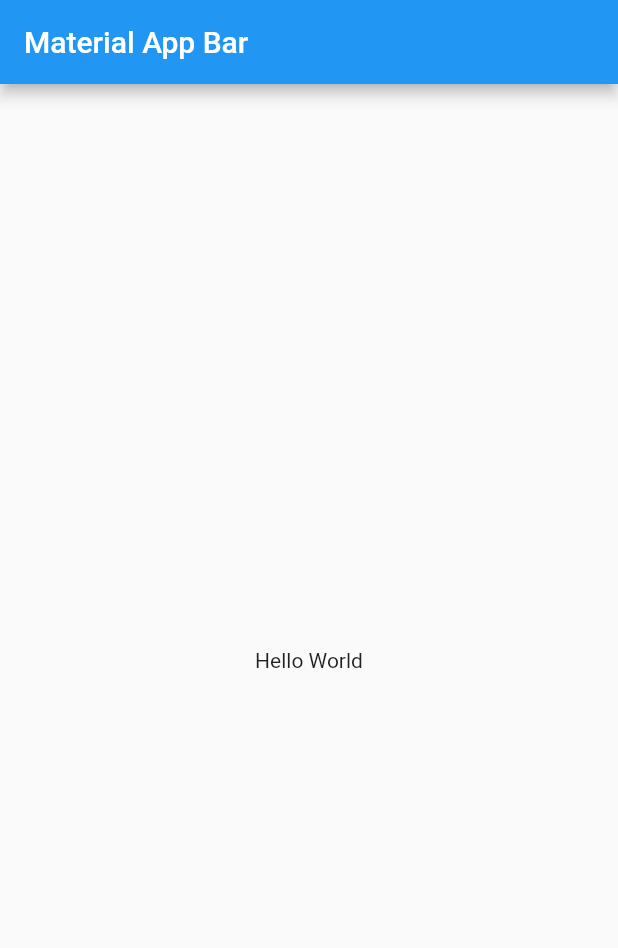
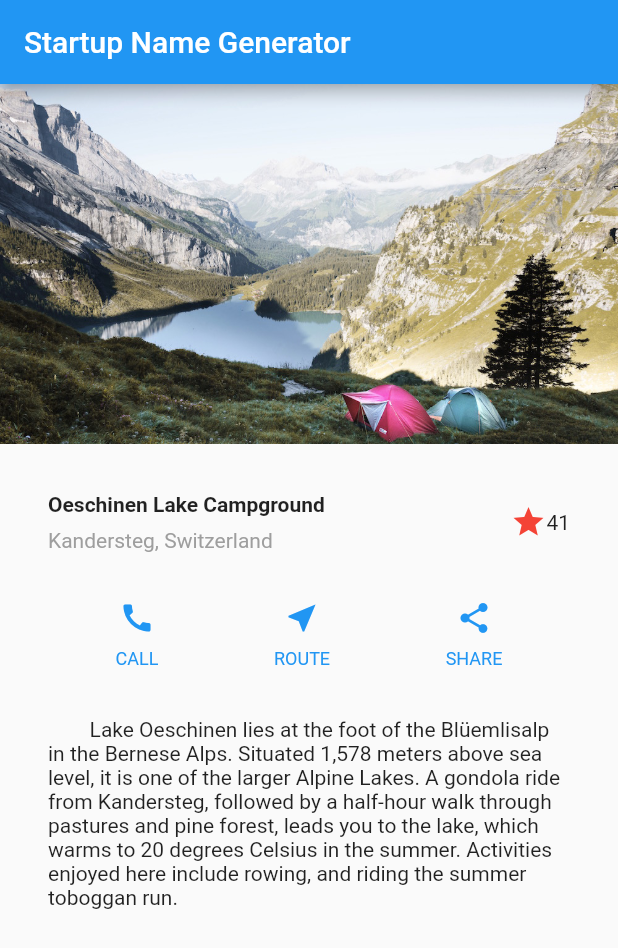
Before and after one commit to zhixingxi/flutter_layout, a Flutter app: the screen it shows after launch, on a phone screen of 412 x 824 dp. Shown: the top 948 px of the screen. Run offline on Flutter 3.47's test engine with Material 2 defaults, Android fonts, the phone set to English and light mode, and no system bars.

Commit message:
布局学习

```diff
--- a/lib/main.dart
+++ b/lib/main.dart
@@ -1,24 +1,132 @@
 
 
 import 'package:flutter/material.dart';
+import 'package:flutter/rendering.dart';
 
-void main() => runApp(MyApp());
+void main() {
+  debugPaintSizeEnabled = false;
+  runApp(MyApp());
+}
 
 class MyApp extends StatelessWidget {
   @override
   Widget build(BuildContext context) {
-    return MaterialApp(
-      title: 'Material App',
-      home: Scaffold(
-        appBar: AppBar(
-          title: Text('Material App Bar'),
+
+    return new MaterialApp(
+      title: 'Hello Flutter',
+      theme: new ThemeData(
+        primarySwatch: Colors.blue
+      ),
+      home: new Scaffold (
+        appBar: new AppBar(
+          title: new Text('Startup Name Generator'),
         ),
-        body: Center(
-          child: Container(
-            child: Text('Hello World'),
-          ),
+        body: new ListView(
+          children: <Widget>[
+            new Image.asset(
+              'images/lake.jpg',
+              height: 240,
+              fit: BoxFit.cover,
+            ),
+            TitleSection(),
+            ButtonSection(),
+            TextSection(),
+          ],
         ),
       ),
     );
   }
 }
+
+class TextSection extends StatelessWidget {
+
+  @override
+  Widget build(BuildContext context) {
+    return Container(
+      padding: EdgeInsets.all(32.0),
+      child: new Text(
+        '''
+        Lake Oeschinen lies at the foot of the Blüemlisalp in the Bernese Alps. Situated 1,578 meters above sea level, it is one of the larger Alpine Lakes. A gondola ride from Kandersteg, followed by a half-hour walk through pastures and pine forest, leads you to the lake, which warms to 20 degrees Celsius in the summer. Activities enjoyed here include rowing, and riding the summer toboggan run.
+        ''',
+        softWrap: true,
+      ),
+    );
+  }
+}
+
+class ButtonSection extends StatelessWidget {
+  @override
+  Widget build(BuildContext context) {
+    // TODO: implement build
+    return new Container(
+      child: new Row(
+        mainAxisAlignment: MainAxisAlignment.spaceEvenly,
+        children: <Widget>[
+          _buildButtonColumn(Icons.call, "CALL", context),
+          _buildButtonColumn(Icons.near_me, "ROUTE", context),
+          _buildButtonColumn(Icons.share, "SHARE", context),
+        ],
+      ),
+    );
+  }
+
+  Column _buildButtonColumn(IconData icon, String label, BuildContext context) {
+    Color color = Theme.of(context).primaryColor;
+    return new Column(
+      mainAxisSize: MainAxisSize.min,
+      mainAxisAlignment: MainAxisAlignment.center,
+      children: <Widget>[
+        new Icon(icon, color: color),
+        new Container(
+          margin: EdgeInsets.only(top: 8.0),
+          child: Text(
+            label,
+            style: new TextStyle(
+              fontSize: 12.0,
+              fontWeight: FontWeight.w400,
+              color: color,
+            ),
+          ),
+        ),
+      ],
+    );
+  }
+}
+
+class TitleSection extends StatelessWidget {
+  @override
+  Widget build(BuildContext context) {
+    return new Container(
+      padding: EdgeInsets.all(32),
+      child: new Row(
+        children: <Widget>[
+          new Expanded(
+            child: new Column(
+              crossAxisAlignment: CrossAxisAlignment.start,
+              children: <Widget>[
+                new Container(
+                  padding: EdgeInsets.only(bottom: 8),
+                  child: new Text("Oeschinen Lake Campground",
+                    style: new TextStyle(
+                      fontWeight: FontWeight.bold,
+                    ),
+                  ),
+                ),
+                new Text('Kandersteg, Switzerland',
+                  style: new TextStyle(
+                    color: Colors.grey,
+                  ),
+                ),
+              ],
+            ),
+          ),
+          new Icon(
+            Icons.star,
+            color: Colors.red[500],
+          ),
+          new Text('41'),
+        ],
+      ),
+    );
+  }
+}
--- a/pubspec.yaml
+++ b/pubspec.yaml
@@ -41,8 +41,8 @@ flutter:
   uses-material-design: true
 
   # To add assets to your application, add an assets section, like this:
-   assets:
-   - images/lake.jpg
+  assets:
+    - images/lake.jpg
   #  - images/a_dot_ham.jpeg
 
   # An image asset can refer to one or more resolution-specific "variants", see
```
Also changed, not shown: 21 other files.
